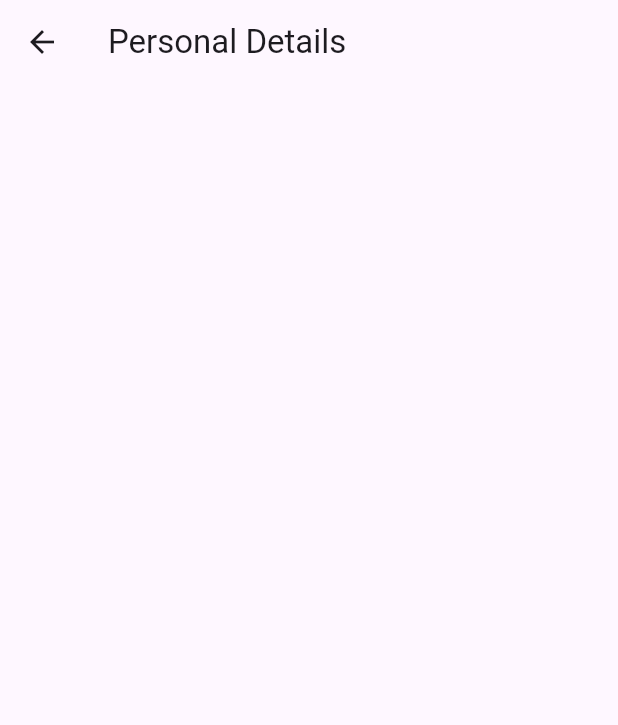
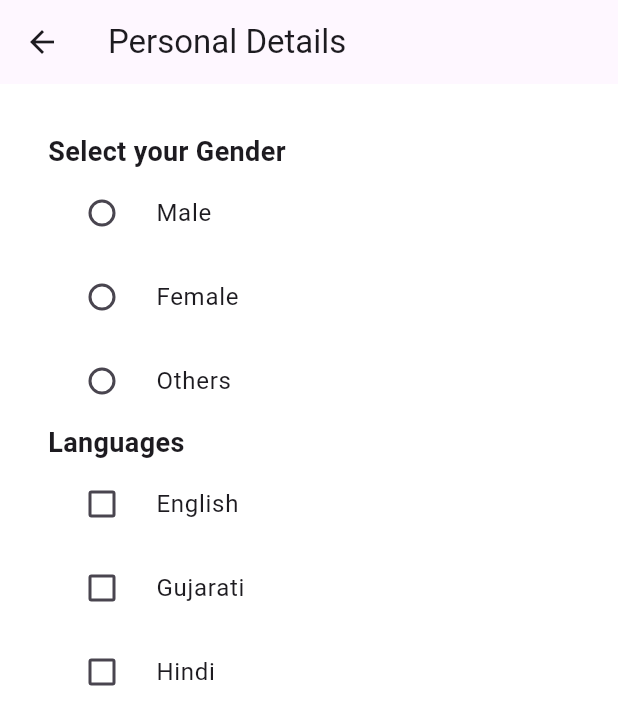
Before and after one commit to Daksh-Parekh/resume_bulider, a Flutter app: the PersonalDetails screen opened by its route, on a phone screen of 412 x 824 dp. Shown: the top 725 px of the screen. Run offline on Flutter 3.47's test engine with Material 3 defaults, Android fonts, the phone set to English and light mode, and no system bars; our stand-ins replace image_picker; network calls fail.

Commit message:
RadioListTile & CheckboxListTile

```diff
--- a/lib/utils/globals.dart
+++ b/lib/utils/globals.dart
@@ -1,6 +1,8 @@
 import 'dart:io';
 
 class Globals {
-  static String? name, email, contact, address, password;
+  static String? name, email, contact, address, password, gender;
   static File? image;
+  static bool isChecked = false;
+  static List<String> languages = [];
 }
--- a/lib/views/buildoption/all_option/contact_info_page/contact_info.dart
+++ b/lib/views/buildoption/all_option/contact_info_page/contact_info.dart
@@ -527,7 +527,7 @@ class _ContactInfoState extends State<ContactInfo> {
                             },
                             backgroundColor: Colors.blue.shade200,
                             focusColor: Colors.blue,
-                            child: Icon(Icons.camera_alt_rounded),
+                            child: Icon(Icons.add_a_photo_rounded),
                           ),
                         ],
                       ),
--- a/lib/views/buildoption/all_option/personal_detail_page/personal_detail.dart
+++ b/lib/views/buildoption/all_option/personal_detail_page/personal_detail.dart
@@ -1,4 +1,5 @@
 import 'package:flutter/material.dart';
+import 'package:resume_bulider/utils/globals.dart';
 
 class PersonalDetails extends StatefulWidget {
   const PersonalDetails({super.key});
@@ -8,12 +9,97 @@ class PersonalDetails extends StatefulWidget {
 }
 
 class _PersonalDetailsState extends State<PersonalDetails> {
+  List<String> availableLanguages = [
+    'English',
+    'Gujarati',
+    'Hindi',
+  ];
   @override
   Widget build(BuildContext context) {
     return Scaffold(
       appBar: AppBar(
         title: const Text("Personal Details"),
       ),
+      backgroundColor: Colors.white70,
+      body: Padding(
+        padding: EdgeInsets.all(16),
+        child: Container(
+          width: double.infinity,
+          padding: EdgeInsets.all(16),
+          color: Colors.white,
+          child: Column(
+            crossAxisAlignment: CrossAxisAlignment.start,
+            mainAxisSize: MainAxisSize.min,
+            children: [
+              Text(
+                "Select your Gender",
+                style: TextStyle(
+                  fontWeight: FontWeight.bold,
+                  fontSize: 18,
+                ),
+              ),
+              RadioListTile(
+                title: Text("Male"),
+                value: "Male",
+                groupValue: Globals.gender,
+                onChanged: (val) {
+                  Globals.gender = val;
+                  setState(() {});
+                },
+              ),
+              RadioListTile(
+                title: Text("Female"),
+                value: "Female",
+                groupValue: Globals.gender,
+                onChanged: (val) {
+                  Globals.gender = val;
+                  setState(() {});
+                },
+              ),
+              RadioListTile(
+                title: Text("Others"),
+                value: "Others",
+                groupValue: Globals.gender,
+                onChanged: (val) {
+                  Globals.gender = val;
+                  setState(() {});
+                },
+              ),
+              Text(
+                "Languages",
+                style: TextStyle(
+                  fontWeight: FontWeight.bold,
+                  fontSize: 18,
+                ),
+              ),
+              // Checkbox(
+              //   value: Globals.isChecked,
+              //   onChanged: (val) {
+              //     Globals.isChecked = val ?? false;
+              //     setState(() {});
+              //   },
+              // ),
+
+              ...availableLanguages.map(
+                (e) => CheckboxListTile(
+                  title: Text(e),
+                  controlAffinity: ListTileControlAffinity.leading,
+                  value: Globals.languages.contains(e),
+                  onChanged: (val) {
+                    if (val!) {
+                      Globals.languages.add(e);
+                    } else {
+                      Globals.languages.remove(e);
+                    }
+                    setState(() {});
+                    // Globals.isChecked = val ?? false;
+                  },
+                ),
+              ),
+            ],
+          ),
+        ),
+      ),
     );
   }
 }
```
